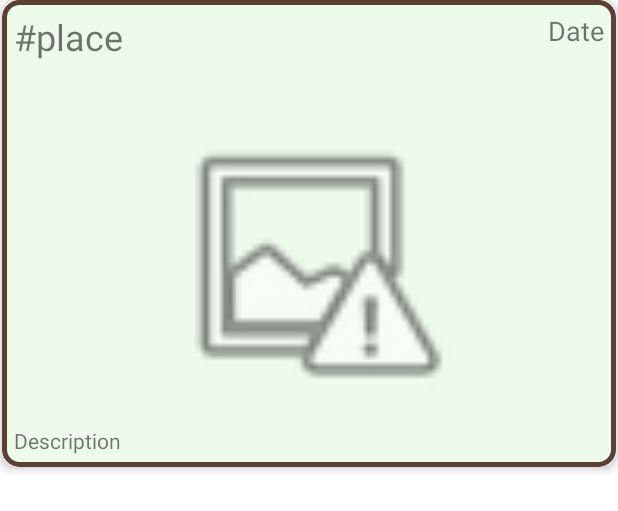
After one commit to GunlukGuneslik/Final_Traveler_Kivi_UI, an Android app: the layout account_page_posts_recycler_view_row.xml on its own in the app's theme, with its tools: preview values and no code run, on a phone screen of 412 x 824 dp. The commit adds this screen. Shown: the top 511 px of the screen. Run offline under Robolectric (Android 15) with nearby library versions, the phone set to English and light mode, and no system bars.

Commit message:
Profile page now can shoe the user's posts.
I added date to the posts. And other changes I dont remember.

```diff
--- a/app/src/main/java/com/example/actualtravellerkiviprojectui/ApplicationPagesActivity.java
+++ b/app/src/main/java/com/example/actualtravellerkiviprojectui/ApplicationPagesActivity.java
@@ -48,11 +48,9 @@ public class ApplicationPagesActivity extends AppCompatActivity {
             switch (item.getItemId()) {
                 case R.id.map:
                     //@ Güneş
-                    Toast.makeText(ApplicationPagesActivity.this, "map", Toast.LENGTH_SHORT).show();
                     changeFragment(mapFragment);
                     break;
                 case R.id.socialMedia:
-                    Toast.makeText(ApplicationPagesActivity.this, "Social media", Toast.LENGTH_SHORT).show();
                     changeFragment(socialMediaFragment);
                     break;
                 case R.id.searchTour:
@@ -62,8 +60,6 @@ public class ApplicationPagesActivity extends AppCompatActivity {
                     changeFragment(profileFragment);
                     break;
             }
-
-
             return true;
         });
     }
--- a/app/src/main/java/com/example/actualtravellerkiviprojectui/SocialMediaFragment.java
+++ b/app/src/main/java/com/example/actualtravellerkiviprojectui/SocialMediaFragment.java
@@ -11,6 +11,7 @@ import android.view.View;
 import android.view.ViewGroup;
 
 import java.util.ArrayList;
+import java.util.Date;
 
 /**
  * @author zeynep
@@ -77,9 +78,10 @@ public class SocialMediaFragment extends Fragment {
         String[] userNames = getResources().getStringArray(R.array.userNames);
         String[] photoDescriptions = getResources().getStringArray(R.array.photoDescriptions);
         String[] hashtags = getResources().getStringArray(R.array.hashtags);
-
+        // merhaba zeynep, ufak bir değişiklik yaptım güneş.
+        Date anyDate = new Date(2025,4,25);
         for (int i = 0; i < userNames.length; i++) {
-            socialMediaPostModels.add(new SocialMediaPostModel(userNames[i], photoDescriptions[i], hashtags[i], R.drawable.baseline_account_box_24, R.drawable.anitkabir, 5));
+            socialMediaPostModels.add(new SocialMediaPostModel(userNames[i], photoDescriptions[i], hashtags[i], R.drawable.baseline_account_box_24, R.drawable.anitkabir, 5, anyDate));
         }
 
         SocialMediaPost_RecyclerViewAdapter adapter = new SocialMediaPost_RecyclerViewAdapter(getContext(),socialMediaPostModels);
--- /dev/null
+++ b/app/src/main/res/layout/account_page_posts_recycler_view_row.xml
@@ -0,0 +1,72 @@
+<?xml version="1.0" encoding="utf-8"?>
+<androidx.constraintlayout.widget.ConstraintLayout xmlns:android="http://schemas.android.com/apk/res/android"
+    xmlns:app="http://schemas.android.com/apk/res-auto"
+    xmlns:tools="http://schemas.android.com/tools"
+    android:layout_width="match_parent"
+    android:layout_height="wrap_content">
+
+    <androidx.cardview.widget.CardView
+        android:layout_width="409dp"
+        android:layout_height="wrap_content"
+        app:layout_constraintBottom_toBottomOf="parent"
+        app:layout_constraintEnd_toEndOf="parent"
+        app:layout_constraintStart_toStartOf="parent"
+        app:layout_constraintTop_toTopOf="parent"
+        android:background="@color/light_green"
+        android:layout_marginBottom="5dp"
+        app:cardCornerRadius= "10dp"
+        app:cardElevation="4dp">
+
+
+        <androidx.constraintlayout.widget.ConstraintLayout
+            android:layout_width="match_parent"
+            android:layout_height="match_parent"
+            android:background="@drawable/search_view_map_page_bg">
+
+            <TextView
+                android:id="@+id/PostSharedDate"
+                android:layout_width="wrap_content"
+                android:layout_height="wrap_content"
+                android:text="Date"
+                app:layout_constraintEnd_toEndOf="parent"
+                app:layout_constraintTop_toTopOf="parent"
+                android:layout_margin="8dp"
+                android:textSize="18dp"
+                />
+
+            <TextView
+                android:id="@+id/postPlaceHastags"
+                android:layout_margin="8dp"
+                android:layout_width="wrap_content"
+                android:layout_height="wrap_content"
+                android:text="#place"
+                android:textSize="24dp"
+
+                app:layout_constraintStart_toStartOf="parent"
+                app:layout_constraintTop_toTopOf="parent" />
+
+            <ImageView
+                android:id="@+id/postImageView"
+                android:layout_width="match_parent"
+                android:layout_height="200dp"
+                android:layout_margin="8dp"
+                android:visibility="visible"
+                app:layout_constraintBottom_toBottomOf="parent"
+                app:layout_constraintEnd_toEndOf="parent"
+                app:layout_constraintStart_toStartOf="parent"
+                app:layout_constraintTop_toBottomOf="@+id/postPlaceHastags"
+                app:srcCompat="@android:drawable/ic_menu_report_image" />
+
+            <TextView
+                android:id="@+id/postDescription"
+                android:layout_margin="8dp"
+                android:layout_width="wrap_content"
+                android:layout_height="wrap_content"
+                app:layout_constraintBottom_toBottomOf="parent"
+                app:layout_constraintStart_toStartOf="parent"
+                app:layout_constraintTop_toBottomOf="@+id/postImageView"
+                android:text="Description" />
+
+        </androidx.constraintlayout.widget.ConstraintLayout>
+    </androidx.cardview.widget.CardView>
+</androidx.constraintlayout.widget.ConstraintLayout>
--- a/app/src/main/res/layout/fragment_map_page.xml
+++ b/app/src/main/res/layout/fragment_map_page.xml
@@ -29,7 +29,6 @@
             android:layout_width="match_parent"
             android:layout_height="0dp"
             android:layout_weight="5" >
-
         </FrameLayout>
 
         <androidx.recyclerview.widget.RecyclerView
```
Also changed, not shown: app/src/main/java/com/example/actualtravellerkiviprojectui/AccountPageFragment.java (+36 -3 lines), app/src/main/java/com/example/actualtravellerkiviprojectui/Account_Page_Posts_RecyclerViewAdapter.java (added, +58 -0 lines), app/src/main/java/com/example/actualtravellerkiviprojectui/SocialMediaPostModel.java (+7 -1 lines), app/src/main/java/com/example/actualtravellerkiviprojectui/User_Post_RecyclerViewAdapter.java (added, +40 -0 lines), app/src/main/java/com/example/actualtravellerkiviprojectui/dto/UserDTO.java (+26 -0 lines), app/src/main/res/layout/fragment_account_page.xml (+17 -4 lines).
